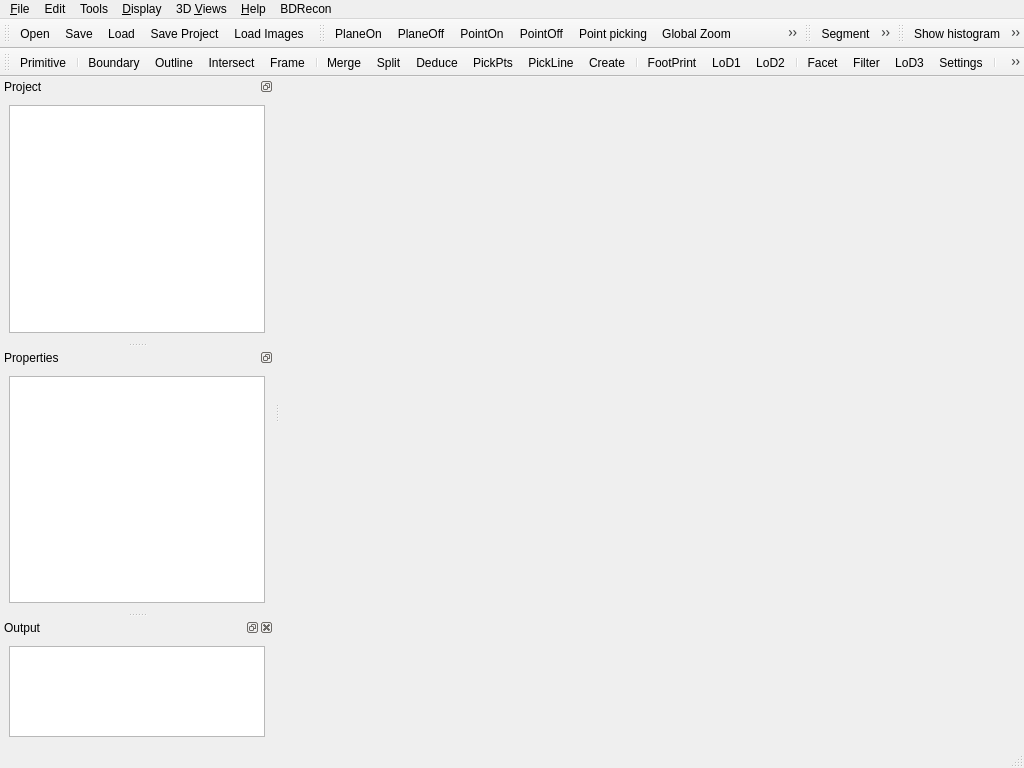
The window that qCC/ui_templates/mainWindow.ui (CloudCompare/CloudCompare) describes before a commit, drawn with Qt 5.
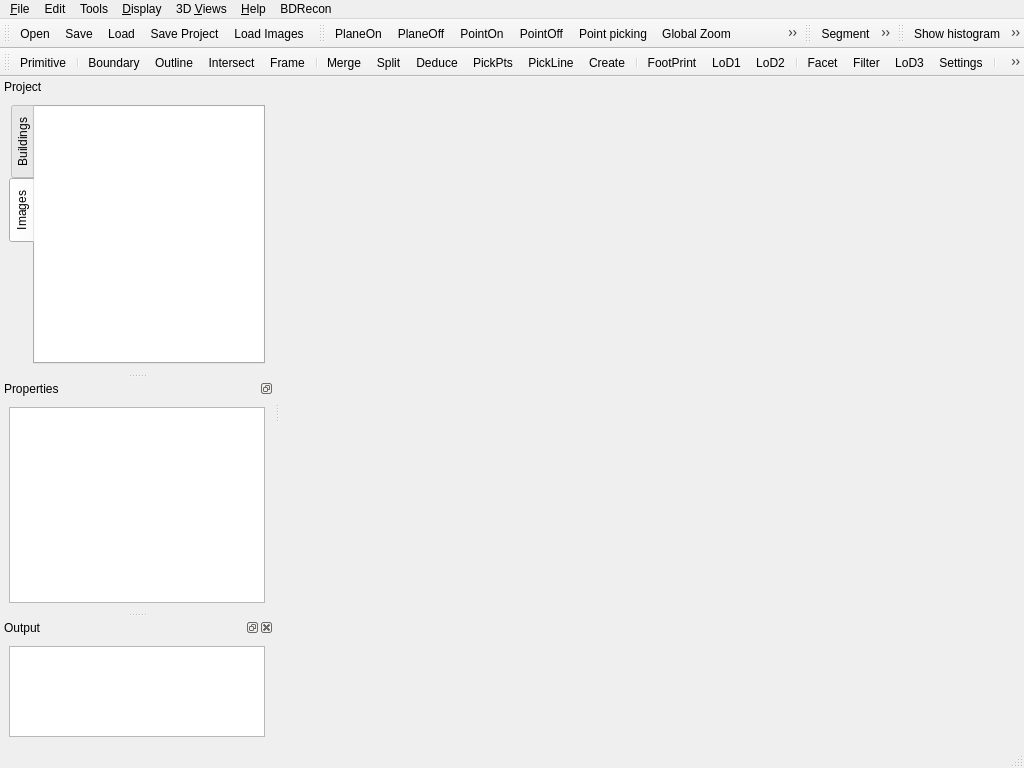
The same window after the commit. The open tabs and pages were chosen to show the change. Icons and pictures are not drawn. Custom widgets are drawn as their Qt base class.

Commit message: use tab tree

What changed in the file:
```diff
--- a/qCC/ui_templates/mainWindow.ui
+++ b/qCC/ui_templates/mainWindow.ui
@@ -566,15 +566,18 @@
   <widget class="QDockWidget" name="DockableDBTree">
    <property name="minimumSize">
     <size>
-     <width>146</width>
-     <height>175</height>
+     <width>168</width>
+     <height>290</height>
     </size>
    </property>
    <property name="floating">
     <bool>false</bool>
    </property>
    <property name="features">
-    <set>QDockWidget::DockWidgetFloatable|QDockWidget::DockWidgetMovable</set>
+    <set>QDockWidget::DockWidgetMovable</set>
+   </property>
+   <property name="allowedAreas">
+    <set>Qt::LeftDockWidgetArea</set>
    </property>
    <property name="windowTitle">
     <string>Project</string>
@@ -585,7 +588,42 @@
    <widget class="QWidget" name="dockWidgetContents">
     <layout class="QVBoxLayout">
      <item>
+      <widget class="QTabWidget" name="tabWidget">
+       <property name="sizePolicy">
+        <sizepolicy hsizetype="Expanding" vsizetype="Expanding">
+         <horstretch>0</horstretch>
+         <verstretch>0</verstretch>
+        </sizepolicy>
+       </property>
+       <property name="tabPosition">
+        <enum>QTabWidget::West</enum>
+       </property>
+       <property name="currentIndex">
+        <number>0</number>
+       </property>
+       <widget class="QWidget" name="Buildings">
+        <attribute name="icon">
+         <iconset resource="../icones.qrc">
+          <normaloff>:/CC/Stocker/images/stocker/building.png</normaloff>:/CC/Stocker/images/stocker/building.png</iconset>
+        </attribute>
+        <attribute name="title">
+         <string>Buildings</string>
+        </attribute>
       <widget class="ccCustomQTreeView" name="dbTreeView">
+         <property name="geometry">
+          <rect>
+           <x>0</x>
+           <y>0</y>
+           <width>231</width>
+           <height>280</height>
+          </rect>
+         </property>
+         <property name="minimumSize">
+          <size>
+           <width>150</width>
+           <height>250</height>
+          </size>
+         </property>
        <property name="styleSheet">
         <string notr="true">QTreeView::branch:has-siblings:!adjoins-item {
     border-image: url(:/CC/images/QTreeView/vline.png) 0;
@@ -611,6 +649,12 @@
         image: url(:/CC/images/QTreeView/branch-open.png);
 }</string>
        </property>
+         <property name="frameShape">
+          <enum>QFrame::NoFrame</enum>
+         </property>
+         <property name="frameShadow">
+          <enum>QFrame::Plain</enum>
+         </property>
        <property name="dragEnabled">
         <bool>true</bool>
        </property>
@@ -623,6 +667,76 @@
        <property name="uniformRowHeights">
         <bool>true</bool>
        </property>
+        </widget>
+       </widget>
+       <widget class="QWidget" name="Images">
+        <attribute name="icon">
+         <iconset resource="../icones.qrc">
+          <normaloff>:/CC/Stocker/images/stocker/camera.png</normaloff>:/CC/Stocker/images/stocker/camera.png</iconset>
+        </attribute>
+        <attribute name="title">
+         <string>Images</string>
+        </attribute>
+        <widget class="ccCustomQTreeView" name="dbImageTreeView">
+         <property name="geometry">
+          <rect>
+           <x>0</x>
+           <y>0</y>
+           <width>231</width>
+           <height>281</height>
+          </rect>
+         </property>
+         <property name="minimumSize">
+          <size>
+           <width>150</width>
+           <height>250</height>
+          </size>
+         </property>
+         <property name="styleSheet">
+          <string notr="true">QTreeView::branch:has-siblings:!adjoins-item {
+    border-image: url(:/CC/images/QTreeView/vline.png) 0;
+}
+
+QTreeView::branch:has-siblings:adjoins-item {
+    border-image: url(:/CC/images/QTreeView/branch-more.png) 0;
+}
+
+QTreeView::branch:!has-children:!has-siblings:adjoins-item {
+    border-image: url(:/CC/images/QTreeView/branch-end.png) 0;
+}
+
+QTreeView::branch:has-children:!has-siblings:closed,
+QTreeView::branch:closed:has-children:has-siblings {
+        border-image: none;
+        image: url(:/CC/images/QTreeView/branch-closed.png);
+}
+
+QTreeView::branch:open:has-children:!has-siblings,
+QTreeView::branch:open:has-children:has-siblings  {
+        border-image: none;
+        image: url(:/CC/images/QTreeView/branch-open.png);
+}</string>
+         </property>
+         <property name="frameShape">
+          <enum>QFrame::NoFrame</enum>
+         </property>
+         <property name="frameShadow">
+          <enum>QFrame::Plain</enum>
+         </property>
+         <property name="dragEnabled">
+          <bool>true</bool>
+         </property>
+         <property name="dragDropMode">
+          <enum>QAbstractItemView::InternalMove</enum>
+         </property>
+         <property name="selectionMode">
+          <enum>QAbstractItemView::ExtendedSelection</enum>
+         </property>
+         <property name="uniformRowHeights">
+          <bool>true</bool>
+         </property>
+        </widget>
+       </widget>
       </widget>
      </item>
     </layout>
```
Lines whose indentation alone changed are shown as unchanged.
